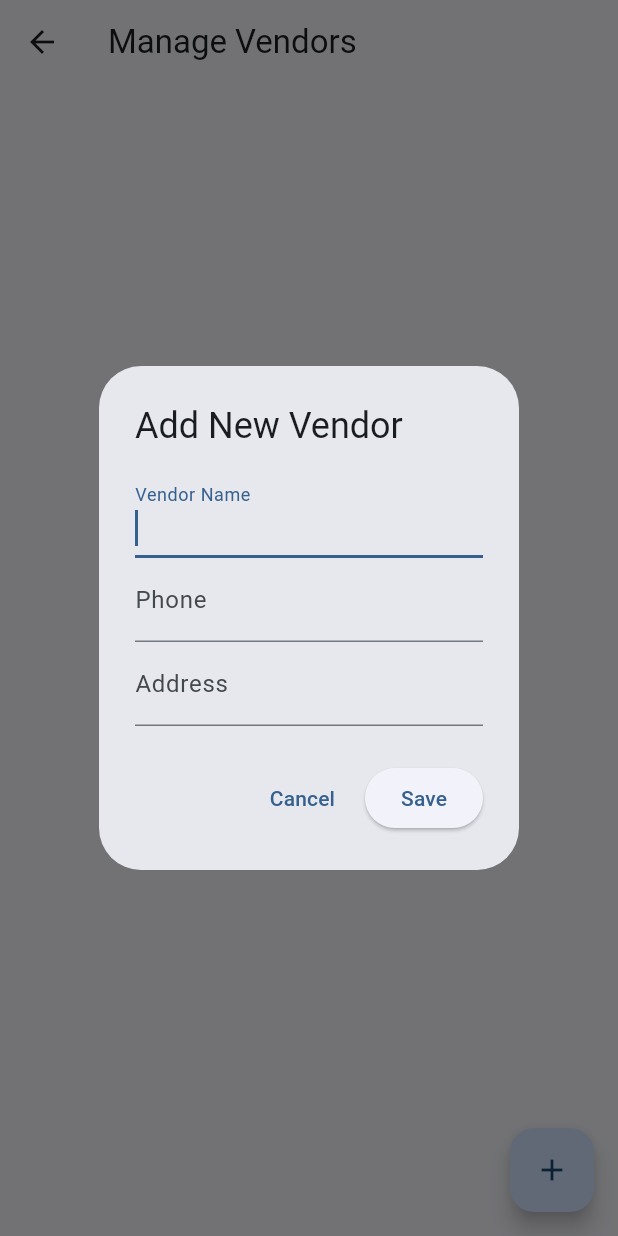
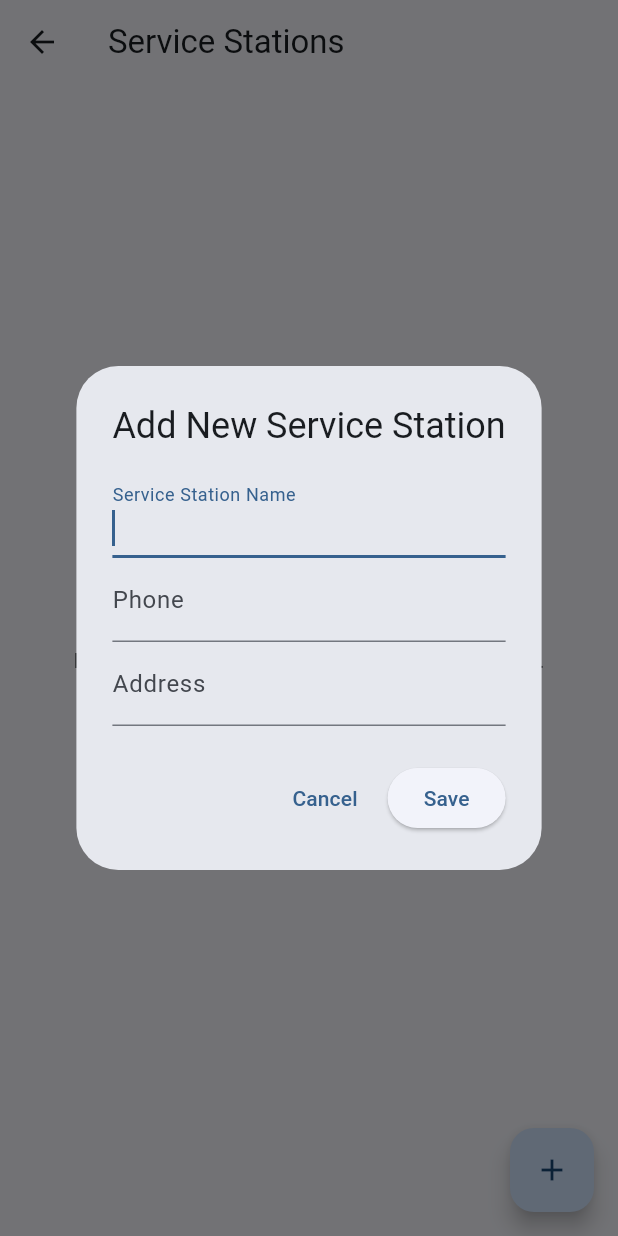
Before and after one commit to himalpatel-dev/MechMinder, a Flutter app: the VendorListScreen screen opened directly, after a tap on the "add" icon, on a phone screen of 412 x 824 dp. Run offline on Flutter 3.47's test engine with Material 3 defaults, Android fonts, the phone set to English and light mode, and no system bars; our stand-ins replace file_picker, fl_chart, flutter_colorpicker, flutter_local_notifications, flutter_staggered_animations, image_picker and 4 more; missing offline and left inert: excel, workmanager; accounts and stored records are empty.

Commit message:
before homescreen changes

```diff
--- a/lib/screens/add_service_screen.dart
+++ b/lib/screens/add_service_screen.dart
@@ -673,16 +673,16 @@ class _AddServiceScreenState extends State<AddServiceScreen> {
 
                   // --- CARD 3: VENDOR & NOTES ---
                   _buildSectionCard(
-                    title: 'Vendor & Notes',
+                    title: 'Service Station & Notes',
                     children: [
                       _isLoadingVendors
                           ? const Center(child: CircularProgressIndicator())
                           : DropdownButtonFormField<int>(
                               value: _selectedVendorId,
-                              hint: const Text('Select Vendor (Optional)'),
+                              hint: const Text('Select Service Station'),
                               decoration: InputDecoration(
                                 // <-- Use new style
-                                labelText: 'Vendor',
+                                labelText: 'Service Station',
                                 prefixIcon: Icon(
                                   Icons.store,
                                   color: settings.primaryColor,
--- a/lib/screens/add_vehicle.dart
+++ b/lib/screens/add_vehicle.dart
@@ -234,7 +234,7 @@ class _AddVehicleScreenState extends State<AddVehicleScreen> {
                             // --- THIS IS THE FIX ---
                             // We will manually fill the box with a gray color
                             // when in edit mode to make it look disabled.
-                            filled: _isEditMode,
+                            filled: _isEditMode?true:false,
                             // We set the fill color. If we're in edit mode, we use
                             // the theme's 'disabledColor' with a little transparency.
                             // This will be light gray in Light Mode and dark gray in Dark Mode.
--- a/lib/screens/service_detail_screen.dart
+++ b/lib/screens/service_detail_screen.dart
@@ -199,7 +199,7 @@ class _ServiceDetailScreenState extends State<ServiceDetailScreen> {
                   ),
                   _buildDetailTile(
                     icon: Icons.store,
-                    title: 'Vendor',
+                    title: 'Service Station',
                     subtitle: _service!['vendor_name'] ?? 'N/A',
                     primaryColor: myAppColor,
                   ),
--- a/lib/screens/vendor_list_screen.dart
+++ b/lib/screens/vendor_list_screen.dart
@@ -50,13 +50,13 @@ class _VendorListScreenState extends State<VendorListScreen> {
       context: context,
       builder: (context) {
         return AlertDialog(
-          title: Text(isEditing ? 'Edit Vendor' : 'Add New Vendor'),
+          title: Text(isEditing ? 'Edit Service Station' : 'Add New Service Station'),
           content: Column(
             mainAxisSize: MainAxisSize.min,
             children: [
               TextField(
                 controller: _nameController,
-                decoration: const InputDecoration(labelText: 'Vendor Name'),
+                decoration: const InputDecoration(labelText: 'Service Station Name'),
                 autofocus: true,
               ),
               TextField(
@@ -124,9 +124,9 @@ class _VendorListScreenState extends State<VendorListScreen> {
     showDialog(
       context: context,
       builder: (ctx) => AlertDialog(
-        title: const Text('Delete Vendor?'),
+        title: const Text('Delete Service Station?'),
         content: const Text(
-          'Are you sure you want to permanently delete this vendor? This cannot be undone.',
+          'Are you sure you want to permanently delete this Service Station? This cannot be undone.',
           // style: ... (removed)
         ),
         actions: [
@@ -159,10 +159,10 @@ class _VendorListScreenState extends State<VendorListScreen> {
     // --- END OF FIX ---
 
     return Scaffold(
-      appBar: AppBar(title: const Text('Manage Vendors')),
+      appBar: AppBar(title: const Text('Service Stations')),
       body: _vendors.isEmpty
           ? const Center(
-              child: Text('No vendors added yet. Tap "+" to add one.'),
+              child: Text('No Service Station added yet. Tap "+" to add one.'),
             )
           : ListView.builder(
               padding: const EdgeInsets.only(bottom: 80),
@@ -195,7 +195,6 @@ class _VendorListScreenState extends State<VendorListScreen> {
                     subtitle: Text(
                       'Phone: ${vendor[DatabaseHelper.columnPhone] ?? 'N/A'}\nAddress: ${vendor[DatabaseHelper.columnAddress] ?? 'N/A'}',
                     ),
-                    isThreeLine: true,
                     trailing: Icon(
                       Icons.chevron_right,
                       color: Colors.grey[400],
--- a/lib/service/excel_service.dart
+++ b/lib/service/excel_service.dart
@@ -48,7 +48,7 @@ class ExcelService {
         'Service Date',
         'Odometer (${settings.unitType})',
         'Service Name',
-        'Vendor',
+        'Service Station',
         'Part Name',
         'Qty',
         'Part Cost (${settings.currencySymbol})',
```
Also changed, not shown: lib/screens/vehicle_list.dart (+88 -99 lines).
